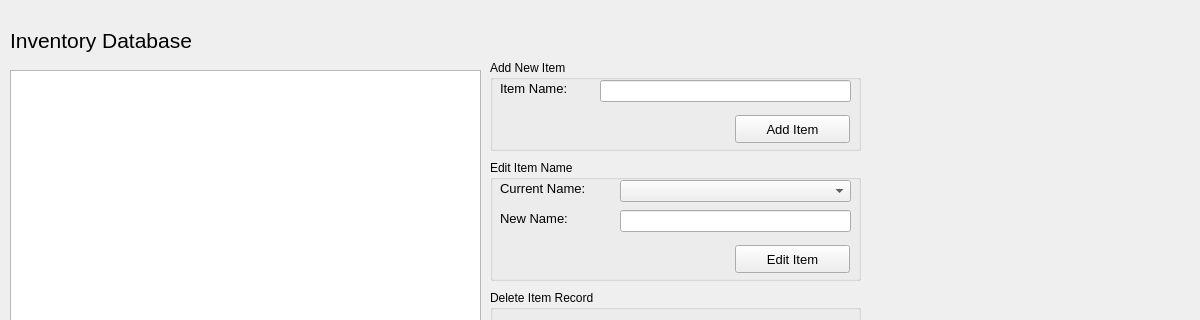
Qt form BulkClub/aInventory.ui (JShinozuka/Project2) before a commit; both pictures show x 0 to 1200 and y 0 to 320 of the 1200 by 640 pixel window.
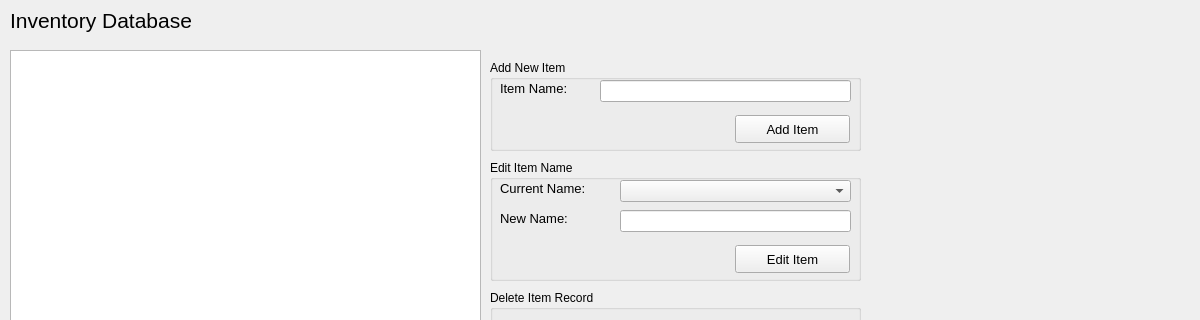
The same form after that commit.

Commit message: Updated admin and aInventory

Patch:
```diff
--- a/BulkClub/aInventory.ui
+++ b/BulkClub/aInventory.ui
@@ -35,9 +35,9 @@
    <property name="geometry">
     <rect>
      <x>10</x>
-     <y>70</y>
+     <y>50</y>
      <width>471</width>
-     <height>561</height>
+     <height>581</height>
     </rect>
    </property>
   </widget>
@@ -45,9 +45,9 @@
    <property name="geometry">
     <rect>
      <x>10</x>
-     <y>10</y>
+     <y>0</y>
      <width>1181</width>
-     <height>61</height>
+     <height>41</height>
     </rect>
    </property>
    <property name="font">
```
The commit also changes 5 other files.
